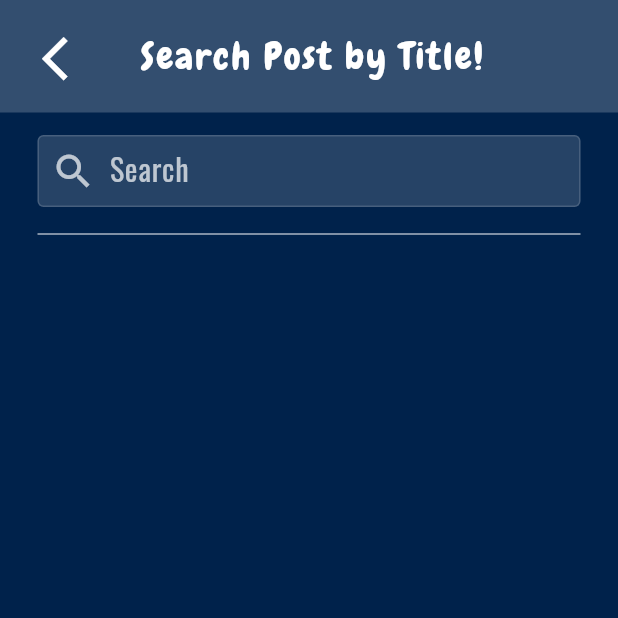
After one commit to ruiqi7/study_wyth_me, a Flutter app: the SearchForum screen opened directly, on a phone screen of 412 x 824 dp, the top half of it. The commit adds this screen. Run offline on Flutter 3.47's test engine with Material 2 defaults, Android fonts, the phone set to English and light mode, and no system bars; our stand-ins replace cloud_firestore, dropdown_button2, firebase_auth, firebase_core, firebase_storage, fl_chart and 3 more; accounts and stored records are empty.

Commit message:
Forum Search
- Forum Search Page / Bar UI (Frontend)
- Forum Search backend

```diff
--- a/study_wyth_me/lib/pages/forum/forum.dart
+++ b/study_wyth_me/lib/pages/forum/forum.dart
@@ -4,7 +4,7 @@ import 'package:flutter/material.dart';
 import 'package:study_wyth_me/models/app_user.dart';
 import 'package:study_wyth_me/pages/forum/forum_post.dart';
 import 'package:study_wyth_me/pages/forum/new_post.dart';
-import 'package:study_wyth_me/pages/forum/search_post.dart';
+import 'package:study_wyth_me/pages/forum/search_forum.dart';
 import 'package:study_wyth_me/pages/loading.dart';
 import 'package:study_wyth_me/services/database.dart';
 import 'package:study_wyth_me/services/forum_database.dart';
@@ -85,7 +85,7 @@ class _ForumState extends State<Forum> {
                                     onPressed: () {
                                       Navigator.push(
                                           context,
-                                          MaterialPageRoute(builder: (context) => const SearchPost(input: ''))
+                                          MaterialPageRoute(builder: (context) => const SearchForum())
                                       );
                                     },
                                   )
--- /dev/null
+++ b/study_wyth_me/lib/pages/forum/search_forum.dart
@@ -0,0 +1,187 @@
+import 'package:firebase_auth/firebase_auth.dart';
+import 'package:flutter/material.dart';
+import 'package:provider/provider.dart';
+import 'package:study_wyth_me/models/post.dart';
+import 'package:study_wyth_me/pages/forum/search_list.dart';
+import 'package:study_wyth_me/services/forum_database.dart';
+import 'package:study_wyth_me/shared/constants.dart';
+
+class SearchForum extends StatefulWidget {
+  const SearchForum({Key? key}) : super(key: key);
+
+  @override
+  State<SearchForum> createState() => _SearchForumState();
+}
+
+class _SearchForumState extends State<SearchForum> {
+
+  final String uid = FirebaseAuth.instance.currentUser!.uid;
+  String input = "";
+
+  @override
+  Widget build(BuildContext context) {
+    return Scaffold(
+      backgroundColor: darkBlueBackground,
+      /*appBar: PreferredSize(
+        preferredSize: const Size.fromHeight(75),
+        child: SafeArea(
+          child: Container(
+            color: whiteOpacity20,
+            height: 75.0,
+            child: Row(
+              children: <Widget>[
+                Expanded(
+                  child: Container(
+                    margin: const EdgeInsets.only(left: 10.0),
+                    child: TextFormField(
+                      initialValue: input,
+                      textAlignVertical: TextAlignVertical.center,
+                      decoration: const InputDecoration(
+                        fillColor: whiteOpacity15,
+                        filled: true,
+                        hintStyle: TextStyle(color: whiteOpacity70),
+                        enabledBorder: OutlineInputBorder(
+                          borderSide: BorderSide(
+                            color: whiteOpacity15,
+                          ),
+                        ),
+                        focusedBorder: OutlineInputBorder(
+                          borderSide: BorderSide(
+                            color: Colors.white,
+                            width: 2.0,
+                          ),
+                        ),
+                        isDense: true,
+                        contentPadding: EdgeInsets.all(10.0),
+                        hintText: 'Search',
+                        prefixIcon: Icon(
+                          Icons.search,
+                          color: whiteOpacity70,
+                          size: 30,
+                        ),
+                      ),
+                      style: oswaldTextStyle.copyWith(fontSize: 20, color: Colors.white),
+                      onFieldSubmitted: (value) {
+                        setState(() {
+                          input = value;
+                        });
+                      },
+                    ),
+                  ),
+                ),
+                Container(
+                  margin: const EdgeInsets.only(bottom: 10.0),
+                  padding: const EdgeInsets.only(right: 10.0),
+                  child: Center(
+                    child: IconButton(
+                      icon: const Icon(
+                        Icons.close,
+                        color: Colors.white,
+                        size: 40,
+                      ),
+                      onPressed: () {
+                        Navigator.pop(context);
+                      },
+                    ),
+                  ),
+                ),
+              ],
+            ),
+          ),
+        ),
+      ),*/
+      appBar: PreferredSize(
+          preferredSize: const Size.fromHeight(75),
+          child: SafeArea(
+              child: Container(
+                  padding: const EdgeInsets.fromLTRB(20, 10, 10, 10),
+                  color: whiteOpacity20,
+                  height: 75.0,
+                  child: Row(
+                    children: <Widget> [
+                      backIcon(context),
+                      Center(
+                          child: Padding(
+                            padding: const EdgeInsets.fromLTRB(25, 10, 10, 10),
+                            child: Text(
+                              'Search Post by Title!',
+                              style: chewyTextStyle.copyWith(fontSize: 25.0),
+                            ),
+                          )
+                      )
+                    ],
+                  )
+              )
+          )
+      ),
+      body: Center(
+        child: Container(
+          padding: const EdgeInsets.symmetric(horizontal: 10.0),
+          child: Column(
+            mainAxisAlignment: MainAxisAlignment.start,
+            children: <Widget>[
+              gapBox,
+              Container(
+                padding: const EdgeInsets.symmetric(horizontal: 15.0),
+                child: TextFormField(
+                  initialValue: input,
+                  textAlignVertical: TextAlignVertical.center,
+                  decoration: const InputDecoration(
+                    fillColor: whiteOpacity15,
+                    filled: true,
+                    hintStyle: TextStyle(color: whiteOpacity70),
+                    enabledBorder: OutlineInputBorder(
+                      borderSide: BorderSide(
+                        color: whiteOpacity15,
+                      ),
+                    ),
+                    focusedBorder: OutlineInputBorder(
+                      borderSide: BorderSide(
+                        color: Colors.white,
+                        width: 2.0,
+                      ),
+                    ),
+                    isDense: true,
+                    contentPadding: EdgeInsets.all(10.0),
+                    hintText: 'Search',
+                    prefixIcon: Icon(
+                      Icons.search,
+                      color: whiteOpacity70,
+                      size: 30,
+                    ),
+                  ),
+                  style: oswaldTextStyle.copyWith(fontSize: 20, color: Colors.white),
+                  onFieldSubmitted: (value) {
+                    setState(() {
+                      input = value;
+                    });
+                  },
+                ),
+              ),
+              const SizedBox(height: 10),
+              Container(
+                padding: const EdgeInsets.symmetric(horizontal: 15.0),
+                child: horizontalDivider
+              ),
+              const SizedBox(height: 10),
+              input != "" ? Expanded(
+                child: Column(
+                  mainAxisAlignment: MainAxisAlignment.start,
+                  children: <Widget> [
+                    StreamProvider<List<Post>>.value(
+                      value: ForumDatabase().searchForumStream(input),
+                      initialData: const [],
+                      child: const Flexible(
+                        child: SearchList(),
+                      ),
+                    ),
+                  ],
+                ),
+              ) : const SizedBox(height: 1),
+            ],
+          ),
+        ),
+      ),
+    );
+  }
+}
--- a/study_wyth_me/lib/pages/leaderboard/edit_friends.dart
+++ b/study_wyth_me/lib/pages/leaderboard/edit_friends.dart
@@ -98,8 +98,8 @@ class _EditFriendsState extends State<EditFriends> {
                     StreamProvider<List<AppUser>>.value(
                       value: DatabaseService(uid: uid).searchUserStream(input),
                       initialData: const [],
-                      child: Flexible(
-                          child: FriendList(input: input)
+                      child: const Flexible(
+                        child: FriendList()
                       ),
                     ),
                   ],
--- a/study_wyth_me/lib/pages/leaderboard/friends_list.dart
+++ b/study_wyth_me/lib/pages/leaderboard/friends_list.dart
@@ -8,11 +8,8 @@ import 'package:study_wyth_me/models/app_user.dart';
 
 class FriendList extends StatefulWidget {
 
-  final String input;
-
   const FriendList({
     Key? key,
-    required this.input,
   }) : super(key: key);
 
   @override
--- a/study_wyth_me/lib/services/forum_database.dart
+++ b/study_wyth_me/lib/services/forum_database.dart
@@ -86,4 +86,12 @@ class ForumDatabase {
       'comments' : FieldValue.increment(1),
     });
   }
+
+  Stream<List<Post>> searchForumStream(String input) {
+    return forumDatabaseCollection
+        .where('title', isGreaterThanOrEqualTo: input, isLessThan: input.substring(0, input.length-1) + String.fromCharCode(input.codeUnitAt(input.length - 1) + 1))
+        .snapshots()
+        .map(forumPostListFromSnapshot);
+  }
+
 }
```
Also changed, not shown: study_wyth_me/lib/pages/forum/search_history.dart (deleted, +0 -51 lines), study_wyth_me/lib/pages/forum/search_list.dart (added, +28 -0 lines), study_wyth_me/lib/pages/forum/search_post.dart (deleted, +0 -134 lines).
